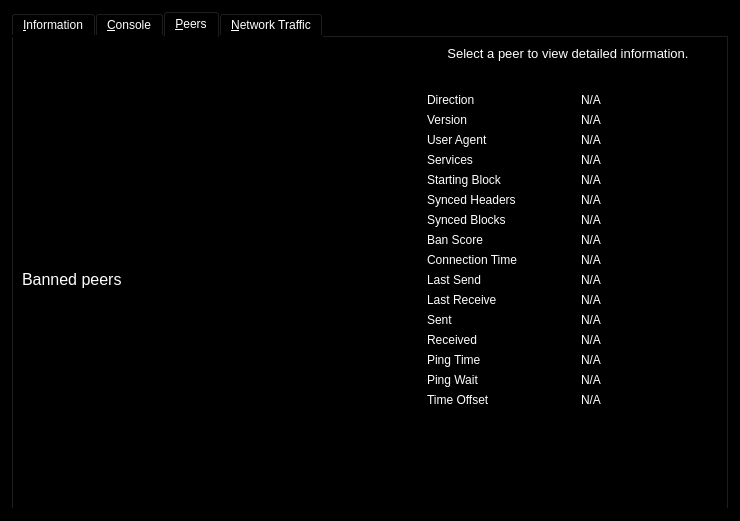
Old version of the form src/qt/forms/rpcconsole.ui in the repository duality-solutions/Sequence.
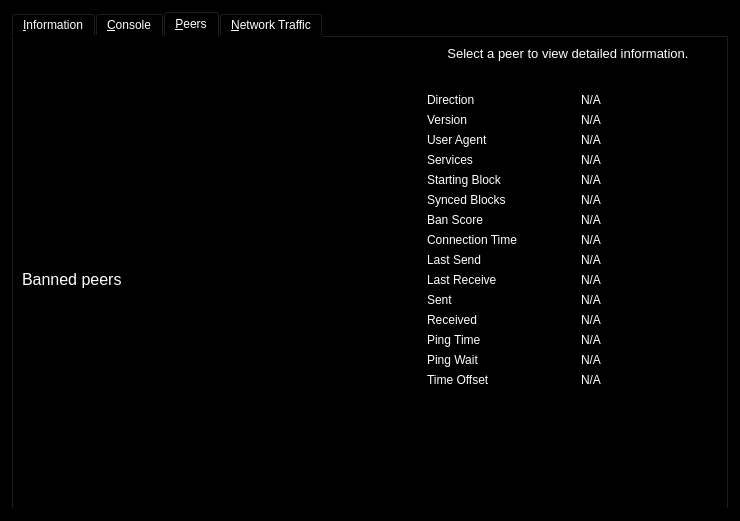
New version of the form. Icons and pictures are not drawn. Custom widgets are drawn as their Qt base class.

Commit message: UI: removes synced headers from peer table in admin console.

What changed in the file:
```diff
--- a/src/qt/forms/rpcconsole.ui
+++ b/src/qt/forms/rpcconsole.ui
@@ -829,36 +829,13 @@
            </widget>
           </item>
           <item row="5" column="0">
-           <widget class="QLabel" name="label_27">
-            <property name="text">
-             <string>Synced Headers</string>
-            </property>
-           </widget>
-          </item>
-          <item row="5" column="2">
-           <widget class="QLabel" name="peerSyncHeight">
-            <property name="cursor">
-             <cursorShape>IBeamCursor</cursorShape>
-            </property>
-            <property name="text">
-             <string>N/A</string>
-            </property>
-            <property name="textFormat">
-             <enum>Qt::PlainText</enum>
-            </property>
-            <property name="textInteractionFlags">
-             <set>Qt::LinksAccessibleByMouse|Qt::TextSelectableByKeyboard|Qt::TextSelectableByMouse</set>
-            </property>
-           </widget>
-          </item>
-          <item row="6" column="0">
            <widget class="QLabel" name="label_25">
             <property name="text">
              <string>Synced Blocks</string>
             </property>
            </widget>
           </item>
-          <item row="6" column="2">
+          <item row="5" column="2">
            <widget class="QLabel" name="peerSyncedBlocks">
             <property name="cursor">
              <cursorShape>IBeamCursor</cursorShape>
@@ -874,14 +851,14 @@
             </property>
            </widget>
           </item>
-          <item row="7" column="0">
+          <item row="6" column="0">
            <widget class="QLabel" name="label_24">
             <property name="text">
              <string>Ban Score</string>
             </property>
            </widget>
           </item>
-          <item row="7" column="2">
+          <item row="6" column="2">
            <widget class="QLabel" name="peerBanScore">
             <property name="cursor">
              <cursorShape>IBeamCursor</cursorShape>
@@ -897,14 +874,14 @@
             </property>
            </widget>
           </item>
-          <item row="8" column="0">
+          <item row="7" column="0">
            <widget class="QLabel" name="label_22">
             <property name="text">
              <string>Connection Time</string>
             </property>
            </widget>
           </item>
-          <item row="8" column="2">
+          <item row="7" column="2">
            <widget class="QLabel" name="peerConnTime">
             <property name="cursor">
              <cursorShape>IBeamCursor</cursorShape>
@@ -920,14 +897,14 @@
             </property>
            </widget>
           </item>
-          <item row="9" column="0">
+          <item row="8" column="0">
            <widget class="QLabel" name="label_15">
             <property name="text">
              <string>Last Send</string>
             </property>
            </widget>
           </item>
-          <item row="9" column="2">
+          <item row="8" column="2">
            <widget class="QLabel" name="peerLastSend">
             <property name="cursor">
              <cursorShape>IBeamCursor</cursorShape>
@@ -943,14 +920,14 @@
             </property>
            </widget>
           </item>
-          <item row="10" column="0">
+          <item row="9" column="0">
            <widget class="QLabel" name="label_19">
             <property name="text">
              <string>Last Receive</string>
             </property>
            </widget>
           </item>
-          <item row="10" column="2">
+          <item row="9" column="2">
            <widget class="QLabel" name="peerLastRecv">
             <property name="cursor">
              <cursorShape>IBeamCursor</cursorShape>
@@ -966,14 +943,14 @@
             </property>
            </widget>
           </item>
-          <item row="11" column="0">
+          <item row="10" column="0">
            <widget class="QLabel" name="label_18">
             <property name="text">
              <string>Sent</string>
             </property>
            </widget>
           </item>
-          <item row="11" column="2">
+          <item row="10" column="2">
            <widget class="QLabel" name="peerBytesSent">
             <property name="cursor">
              <cursorShape>IBeamCursor</cursorShape>
@@ -989,14 +966,14 @@
             </property>
            </widget>
           </item>
-          <item row="12" column="0">
+          <item row="11" column="0">
            <widget class="QLabel" name="label_20">
             <property name="text">
              <string>Received</string>
             </property>
            </widget>
           </item>
-          <item row="12" column="2">
+          <item row="11" column="2">
            <widget class="QLabel" name="peerBytesRecv">
             <property name="cursor">
              <cursorShape>IBeamCursor</cursorShape>
@@ -1012,14 +989,14 @@
             </property>
            </widget>
           </item>
-          <item row="13" column="0">
+          <item row="12" column="0">
            <widget class="QLabel" name="label_26">
             <property name="text">
              <string>Ping Time</string>
             </property>
            </widget>
           </item>
-          <item row="13" column="2">
+          <item row="12" column="2">
            <widget class="QLabel" name="peerPingTime">
             <property name="cursor">
              <cursorShape>IBeamCursor</cursorShape>
@@ -1035,30 +1012,7 @@
             </property>
            </widget>
           </item>
-          <item row="15" column="0">
-           <widget class="QLabel" name="peerTimeOffsetLabel">
-            <property name="text">
-             <string>Time Offset</string>
-            </property>
-           </widget>
-          </item>
-          <item row="15" column="2">
-           <widget class="QLabel" name="peerTimeOffset">
-            <property name="cursor">
-             <cursorShape>IBeamCursor</cursorShape>
-            </property>
-            <property name="text">
-             <string>N/A</string>
-            </property>
-            <property name="textFormat">
-             <enum>Qt::PlainText</enum>
-            </property>
-            <property name="textInteractionFlags">
-             <set>Qt::LinksAccessibleByMouse|Qt::TextSelectableByKeyboard|Qt::TextSelectableByMouse</set>
-            </property>
-           </widget>
-          </item>
-          <item row="14" column="0">
+          <item row="13" column="0">
            <widget class="QLabel" name="peerPingWaitLabel">
             <property name="toolTip">
              <string>The duration of a currently outstanding ping.</string>
@@ -1068,7 +1022,7 @@
             </property>
            </widget>
           </item>
-          <item row="14" column="2">
+          <item row="13" column="2">
            <widget class="QLabel" name="peerPingWait">
             <property name="cursor">
              <cursorShape>IBeamCursor</cursorShape>
@@ -1084,7 +1038,30 @@
             </property>
            </widget>
           </item>
-          <item row="16" column="1">
+          <item row="14" column="0">
+           <widget class="QLabel" name="peerTimeOffsetLabel">
+            <property name="text">
+             <string>Time Offset</string>
+            </property>
+           </widget>
+          </item>
+          <item row="14" column="2">
+           <widget class="QLabel" name="peerTimeOffset">
+            <property name="cursor">
+             <cursorShape>IBeamCursor</cursorShape>
+            </property>
+            <property name="text">
+             <string>N/A</string>
+            </property>
+            <property name="textFormat">
+             <enum>Qt::PlainText</enum>
+            </property>
+            <property name="textInteractionFlags">
+             <set>Qt::LinksAccessibleByMouse|Qt::TextSelectableByKeyboard|Qt::TextSelectableByMouse</set>
+            </property>
+           </widget>
+          </item>
+          <item row="15" column="1">
            <spacer name="verticalSpacer_3">
             <property name="orientation">
              <enum>Qt::Vertical</enum>
```
The commit also changes 1 other file.
